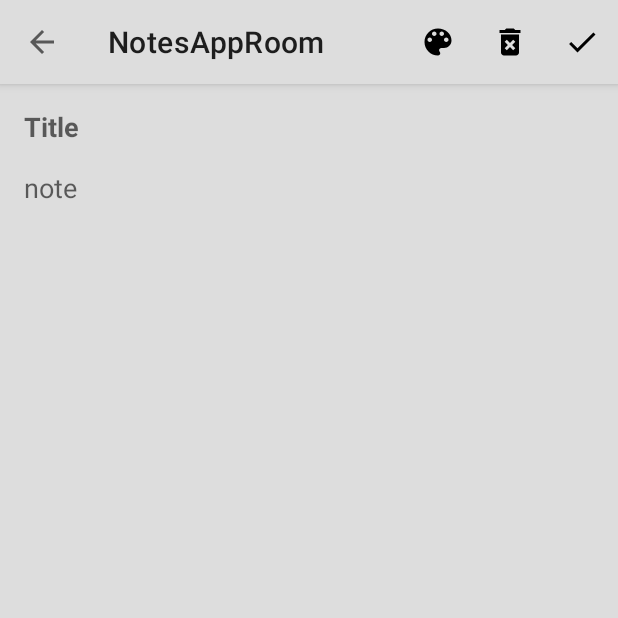
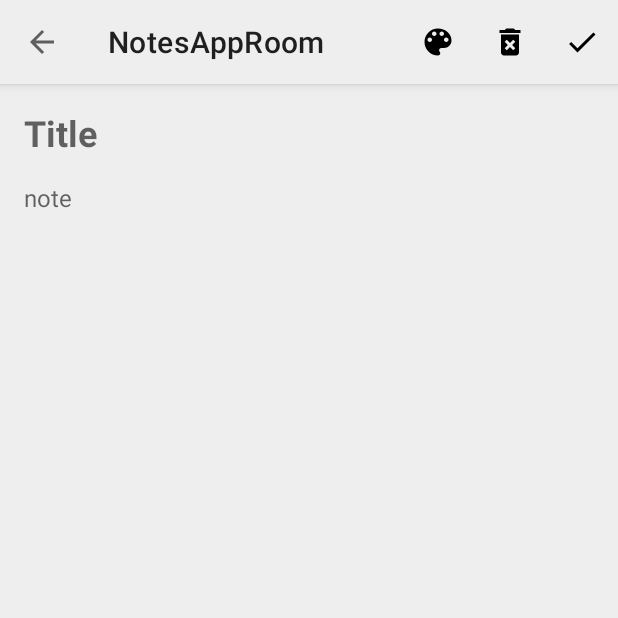
Before and after one commit to Lanash-1/NotesAppRoom, an Android app: the screen it shows after launch (MainActivity), after a tap on "Create Note", on a phone screen of 412 x 824 dp, the top half of it. Run offline under Robolectric (Android 15) with nearby library versions, the phone set to English and light mode, and no system bars; our stand-ins replace Room's generated code.

Commit message:
diff utils

```diff
--- a/app/src/main/java/com/example/notesapproom/NotesFragment.kt
+++ b/app/src/main/java/com/example/notesapproom/NotesFragment.kt
@@ -1,25 +1,27 @@
 package com.example.notesapproom
 
 // imports
+import android.content.res.Configuration
 import android.graphics.Color
 import android.graphics.drawable.ColorDrawable
 import android.os.Bundle
+import android.util.Log
 import androidx.fragment.app.Fragment
 import android.view.LayoutInflater
 import android.view.View
 import android.view.ViewGroup
+import android.widget.ImageView
 import androidx.appcompat.app.AppCompatActivity
 import androidx.fragment.app.activityViewModels
 import androidx.fragment.app.commit
 import androidx.lifecycle.Observer
 import androidx.recyclerview.widget.GridLayoutManager
-import androidx.recyclerview.widget.LinearLayoutManager
 import androidx.recyclerview.widget.RecyclerView
-import androidx.recyclerview.widget.StaggeredGridLayoutManager
 import com.example.notesapproom.adapter.NotesListAdapter
 import com.example.notesapproom.interfaces.OnItemClickListener
 import com.example.notesapproom.data.Note
 import com.example.notesapproom.data.NoteDatabase
+import com.example.notesapproom.interfaces.OnNoteOptionsClickListener
 import com.example.notesapproom.viewModel.NotesViewModel
 import com.google.android.material.floatingactionbutton.FloatingActionButton
 import kotlinx.coroutines.Dispatchers
@@ -30,9 +32,10 @@ import kotlinx.coroutines.withContext
 class NotesFragment : Fragment() {
 
     private var adapter = NotesListAdapter()
-    private val viewModel: NotesViewModel by activityViewModels()
+    private val notesViewModel: NotesViewModel by activityViewModels()
 
     private lateinit var appDb: NoteDatabase
+
 
     override fun onCreateView(
         inflater: LayoutInflater, container: ViewGroup?,
@@ -51,12 +54,13 @@ class NotesFragment : Fragment() {
             setBackgroundDrawable(ColorDrawable(Color.parseColor("#ffffff")))
         }
 
+        val recyclerView = view.findViewById<RecyclerView>(R.id.notes_recyclerView)
 
         val fab = view.findViewById<FloatingActionButton>(R.id.create_note_fab)
 
         fab.setOnClickListener {
-            viewModel.note = Note(0, "", "", "#DDDDDD")
-            viewModel.notePosition = -1
+            notesViewModel.note = Note(0, "", "", "#EEEEEE")
+            notesViewModel.notePosition = -1
             parentFragmentManager.commit {
                 replace(R.id.notesFragment, NewNoteFragment())
                 addToBackStack(null)
@@ -65,9 +69,8 @@ class NotesFragment : Fragment() {
 
         adapter.setOnItemClickListener(object : OnItemClickListener {
             override fun onItemClick(position: Int) {
-                println("setting: ${viewModel.dbNotesList.value!![position]}")
-                viewModel.note = viewModel.dbNotesList.value!![position]
-                viewModel.notePosition = position
+                notesViewModel.note = notesViewModel.dbNotesList.value!![position]
+                notesViewModel.notePosition = position
                 parentFragmentManager.commit {
                     replace(R.id.notesFragment, NewNoteFragment())
                     addToBackStack(null)
@@ -75,38 +78,67 @@ class NotesFragment : Fragment() {
             }
         })
 
-        val recyclerView = view.findViewById<RecyclerView>(R.id.notes_recyclerView)
-        recyclerView.layoutManager = GridLayoutManager(context, 2)
+        adapter.setOnNoteOptionsClickListener(object: OnNoteOptionsClickListener{
+            override fun deleteNote(position: Int) {
+                val noteToBeDeleted = notesViewModel.dbNotesList.value!![position]
+                GlobalScope.launch {
+                    deleteNoteFromDb(noteToBeDeleted)
+                }
+            }
+
+            override fun addToFavorite(position: Int) {
+                Log.d(null, "add to favorie")
+            }
+
+            override fun shareNote(position: Int) {
+                Log.d(null, "share note")
+            }
+        })
+
+        recyclerView.adapter = adapter
+
+        if(activity?.resources?.configuration?.orientation == Configuration.ORIENTATION_PORTRAIT){
+            recyclerView.layoutManager = GridLayoutManager(context, 2)
+        }else{
+            recyclerView.layoutManager = GridLayoutManager(context, 4)
+        }
+
 
         GlobalScope.launch {
             var list: MutableList<Note>
             val job= launch {
                 list=getNotesList()
                 withContext(Dispatchers.Main){
-                    viewModel.dbNotesList.value=list
+                    notesViewModel.dbNotesList.value=list
                 }
             }
             job.join()
-            println("inside global launch - launch - ${viewModel.dbNotesList.value}")
             withContext(Dispatchers.Main){
-                viewModel.dbNotesList.value?.let { adapter.setNotesList(it) }
-                recyclerView.adapter = adapter
+                notesViewModel.dbNotesList.value?.let { adapter.setNotesList(it) }
             }
         }
 
-        viewModel.dbNotesList.observe(viewLifecycleOwner, Observer{
-            println("Coming to live observer")
+        notesViewModel.dbNotesList.observe(viewLifecycleOwner, Observer{
             adapter.setNotesList(it)
-            recyclerView.adapter = adapter
-            adapter.notifyDataSetChanged()
         })
     }
 
-    private fun getNotesList():MutableList<Note> {
-
-        val newList = appDb.noteDao().getAll()
-        return newList
-
+    private suspend fun deleteNoteFromDb(noteToBeDeleted: Note) {
+        appDb.noteDao().delete(noteToBeDeleted)
+        var list: MutableList<Note>
+        GlobalScope.launch {
+            list = getNotesList()
+            withContext(Dispatchers.Main){
+                notesViewModel.dbNotesList.value = list
+            }
+        }
     }
 
+
+    private fun getNotesList(): MutableList<Note> {
+        return appDb.noteDao().getAll()
+    }
+
+
+
 }
--- a/app/src/main/java/com/example/notesapproom/adapter/ColorAdapter.kt
+++ b/app/src/main/java/com/example/notesapproom/adapter/ColorAdapter.kt
@@ -7,7 +7,7 @@ import androidx.recyclerview.widget.RecyclerView
 import com.example.notesapproom.databinding.ItemColorBinding
 import com.example.notesapproom.interfaces.OnItemClickListener
 
-class ColorAdapter: RecyclerView.Adapter<ColorAdapter.ColorViewHolder>(), OnItemClickListener {
+class ColorAdapter: RecyclerView.Adapter<ColorAdapter.ColorViewHolder>() {
 
     private lateinit var listener: OnItemClickListener
 
@@ -47,7 +47,4 @@ class ColorAdapter: RecyclerView.Adapter<ColorAdapter.ColorViewHolder>(), OnItem
         return colorList.size
     }
 
-    override fun onItemClick(position: Int) {
-        TODO("Not yet implemented")
-    }
 }
--- a/app/src/main/java/com/example/notesapproom/adapter/NotesListAdapter.kt
+++ b/app/src/main/java/com/example/notesapproom/adapter/NotesListAdapter.kt
@@ -1,32 +1,74 @@
 package com.example.notesapproom.adapter
 
 import android.graphics.Color
+import android.util.Log
 import android.view.LayoutInflater
+import android.view.MenuItem
 import android.view.ViewGroup
+import android.widget.PopupMenu
+import androidx.recyclerview.widget.DiffUtil
 import androidx.recyclerview.widget.RecyclerView
+import com.example.notesapproom.R
 import com.example.notesapproom.data.Note
 import com.example.notesapproom.databinding.ItemNoteBinding
+import com.example.notesapproom.diffutils.NotesDiffUtils
 import com.example.notesapproom.interfaces.OnItemClickListener
+import com.example.notesapproom.interfaces.OnNoteOptionsClickListener
 
-class NotesListAdapter : RecyclerView.Adapter<NotesListAdapter.NotesListViewHolder>(),
-    OnItemClickListener {
-    private lateinit var listener: OnItemClickListener
+class NotesListAdapter : RecyclerView.Adapter<NotesListAdapter.NotesListViewHolder>()
+{
+    private lateinit var itemClickListener: OnItemClickListener
+
+    private lateinit var noteOptionsClickListener: OnNoteOptionsClickListener
 
     private var notesList = listOf<Note>()
 
-    fun setNotesList(notesList: List<Note>){
-        println("NOTE LIST SET: $notesList")
-        this.notesList = notesList
+
+    fun setNotesList(newNotesList: List<Note>){
+        val notesDiffUtil = NotesDiffUtils(notesList, newNotesList)
+        val diffResult = DiffUtil.calculateDiff(notesDiffUtil)
+        notesList = newNotesList
+        diffResult.dispatchUpdatesTo(this)
     }
 
-    fun setOnItemClickListener(listener: OnItemClickListener){
-        this.listener = listener
+    fun setOnItemClickListener(itemClickListener: OnItemClickListener){
+        this.itemClickListener = itemClickListener
     }
 
-    class NotesListViewHolder(val binding: ItemNoteBinding, listener: OnItemClickListener): RecyclerView.ViewHolder(binding.root){
+    fun setOnNoteOptionsClickListener(noteOptionsClickListener: OnNoteOptionsClickListener){
+        this.noteOptionsClickListener = noteOptionsClickListener
+    }
+
+    inner class NotesListViewHolder(val binding: ItemNoteBinding, listener: OnItemClickListener): RecyclerView.ViewHolder(binding.root){
         init {
             itemView.setOnClickListener {
                 listener.onItemClick(absoluteAdapterPosition)
+            }
+            binding.moreBtn.setOnClickListener{
+                val popupMenu = PopupMenu(binding.moreBtn.context, it)
+                popupMenu.inflate(R.menu.note_menu)
+
+                popupMenu.setOnMenuItemClickListener(object: PopupMenu.OnMenuItemClickListener{
+                    override fun onMenuItemClick(item: MenuItem): Boolean {
+                        when(item.itemId){
+                            R.id.delete -> {
+                                noteOptionsClickListener.deleteNote(absoluteAdapterPosition)
+                                return true
+                            }
+                            R.id.favorite -> {
+                                noteOptionsClickListener.addToFavorite(absoluteAdapterPosition)
+                                return true
+                            }
+                            R.id.share -> {
+                                noteOptionsClickListener.shareNote(absoluteAdapterPosition)
+                                return true
+                            }
+                        }
+                        return false
+                    }
+
+                })
+                popupMenu.show()
             }
         }
     }
@@ -34,7 +76,7 @@ class NotesListAdapter : RecyclerView.Adapter<NotesListAdapter.NotesListViewHold
     override fun onCreateViewHolder(parent: ViewGroup, viewType: Int): NotesListViewHolder {
         val layoutInflater = LayoutInflater.from(parent.context)
         val binding = ItemNoteBinding.inflate(layoutInflater, parent, false)
-        return NotesListViewHolder(binding, listener)
+        return NotesListViewHolder(binding, itemClickListener)
     }
 
     override fun onBindViewHolder(holder: NotesListViewHolder, position: Int) {
@@ -43,6 +85,7 @@ class NotesListAdapter : RecyclerView.Adapter<NotesListAdapter.NotesListViewHold
             titleText.text = note.title
             noteText.text = note.content
             holder.itemView.setBackgroundColor(Color.parseColor(note.color))
+
         }
     }
 
@@ -50,7 +93,4 @@ class NotesListAdapter : RecyclerView.Adapter<NotesListAdapter.NotesListViewHold
         return notesList.size
     }
 
-    override fun onItemClick(position: Int) {
-        TODO("Not yet implemented")
-    }
 }
--- /dev/null
+++ b/app/src/main/java/com/example/notesapproom/diffutils/NotesDiffUtils.kt
@@ -0,0 +1,40 @@
+package com.example.notesapproom.diffutils
+
+import androidx.recyclerview.widget.DiffUtil
+import com.example.notesapproom.data.Note
+
+class NotesDiffUtils(
+    private val oldNotesList: List<Note>,
+    private val newNotesList: List<Note>
+): DiffUtil.Callback() {
+
+    override fun getOldListSize(): Int {
+        return oldNotesList.size
+    }
+
+    override fun getNewListSize(): Int {
+        return newNotesList.size
+    }
+
+    override fun areItemsTheSame(oldItemPosition: Int, newItemPosition: Int): Boolean {
+        return oldNotesList[oldItemPosition] == newNotesList[newItemPosition]
+    }
+
+    override fun areContentsTheSame(oldItemPosition: Int, newItemPosition: Int): Boolean {
+        return when{
+            oldNotesList[oldItemPosition].id != newNotesList[newItemPosition].id -> {
+                false
+            }
+            oldNotesList[oldItemPosition].title != newNotesList[newItemPosition].title -> {
+                false
+            }
+            oldNotesList[oldItemPosition].content != newNotesList[newItemPosition].content -> {
+                false
+            }
+            oldNotesList[oldItemPosition].color != newNotesList[newItemPosition].color -> {
+                false
+            }
+            else -> true
+        }
+    }
+}
--- /dev/null
+++ b/app/src/main/java/com/example/notesapproom/interfaces/OnNoteOptionsClickListener.kt
@@ -0,0 +1,7 @@
+package com.example.notesapproom.interfaces
+
+interface OnNoteOptionsClickListener {
+    fun deleteNote(position : Int)
+    fun addToFavorite(position: Int)
+    fun shareNote(position: Int)
+}
--- a/app/src/main/java/com/example/notesapproom/viewModel/NotesViewModel.kt
+++ b/app/src/main/java/com/example/notesapproom/viewModel/NotesViewModel.kt
@@ -9,9 +9,9 @@ class NotesViewModel: ViewModel() {
 
     var note: Note = Note(0, "", "", "#DDDDDD")
 
-//    var dbNotesList = mutableListOf<Note>()
 
     var dbNotesList = MutableLiveData<MutableList<Note>>()
+
 
     var noteId: Int = 0
     var noteTitle: String = ""
--- /dev/null
+++ b/app/src/main/res/drawable/ic_baseline_more_vert_24.xml
@@ -0,0 +1,5 @@
+<vector android:height="24dp" android:tint="#000000"
+    android:viewportHeight="24" android:viewportWidth="24"
+    android:width="24dp" xmlns:android="http://schemas.android.com/apk/res/android">
+    <path android:fillColor="@android:color/white" android:pathData="M12,8c1.1,0 2,-0.9 2,-2s-0.9,-2 -2,-2 -2,0.9 -2,2 0.9,2 2,2zM12,10c-1.1,0 -2,0.9 -2,2s0.9,2 2,2 2,-0.9 2,-2 -0.9,-2 -2,-2zM12,16c-1.1,0 -2,0.9 -2,2s0.9,2 2,2 2,-0.9 2,-2 -0.9,-2 -2,-2z"/>
+</vector>
--- a/app/src/main/res/layout/fragment_new_note.xml
+++ b/app/src/main/res/layout/fragment_new_note.xml
@@ -12,6 +12,7 @@
         android:layout_height="wrap_content"
         android:id="@+id/titleText"
         android:layout_marginHorizontal="16dp"
+        android:textSize="24sp"
         android:hint="Title"
         android:background="@android:color/transparent"
         android:textStyle="bold"
@@ -29,6 +30,7 @@
         android:layout_marginHorizontal="16dp"
         android:background="@android:color/transparent"
         android:layout_marginTop="16dp"
+        android:textSize="16sp"
         android:hint="note"
         android:textColor="@color/black"
         app:layout_constraintLeft_toLeftOf="parent"
--- /dev/null
+++ b/app/src/main/res/menu/note_menu.xml
@@ -0,0 +1,16 @@
+<?xml version="1.0" encoding="utf-8"?>
+<menu xmlns:android="http://schemas.android.com/apk/res/android">
+
+    <item
+        android:id="@+id/delete"
+        android:title="Delete" />
+
+    <item
+        android:id="@+id/favorite"
+        android:title="Add to favorite" />
+
+    <item
+        android:id="@+id/share"
+        android:title="Share" />
+
+</menu>
```
Also changed, not shown: app/src/main/java/com/example/notesapproom/NewNoteFragment.kt (+2 -9 lines), app/src/main/res/layout/item_note.xml (+11 -1 lines).
